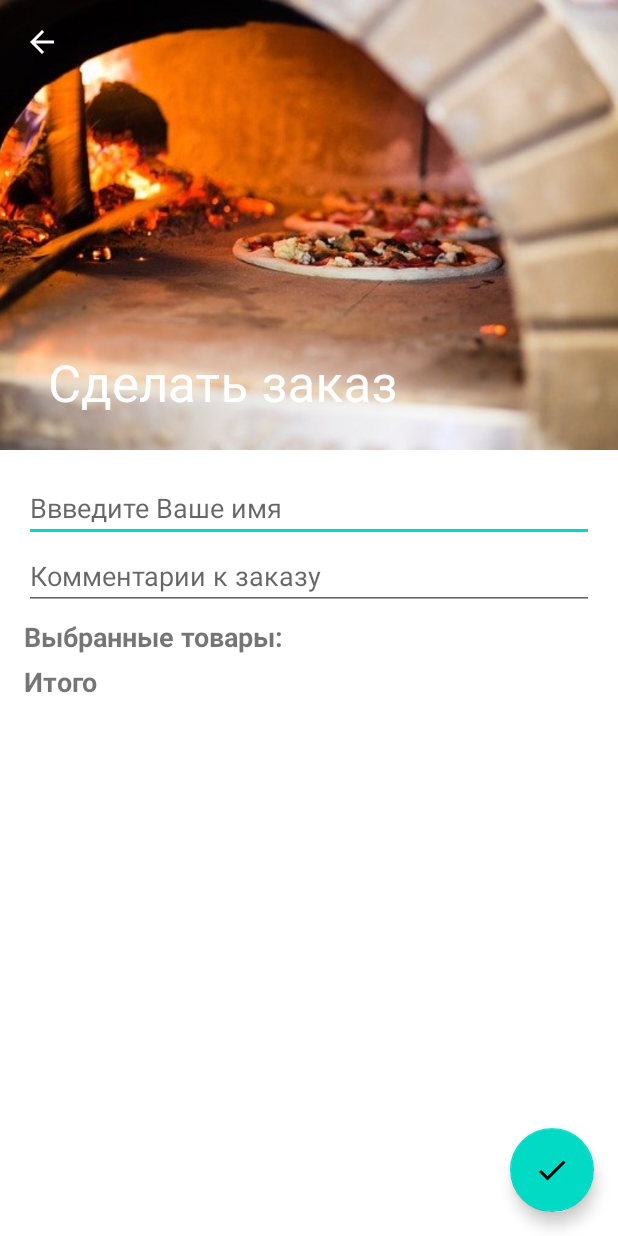
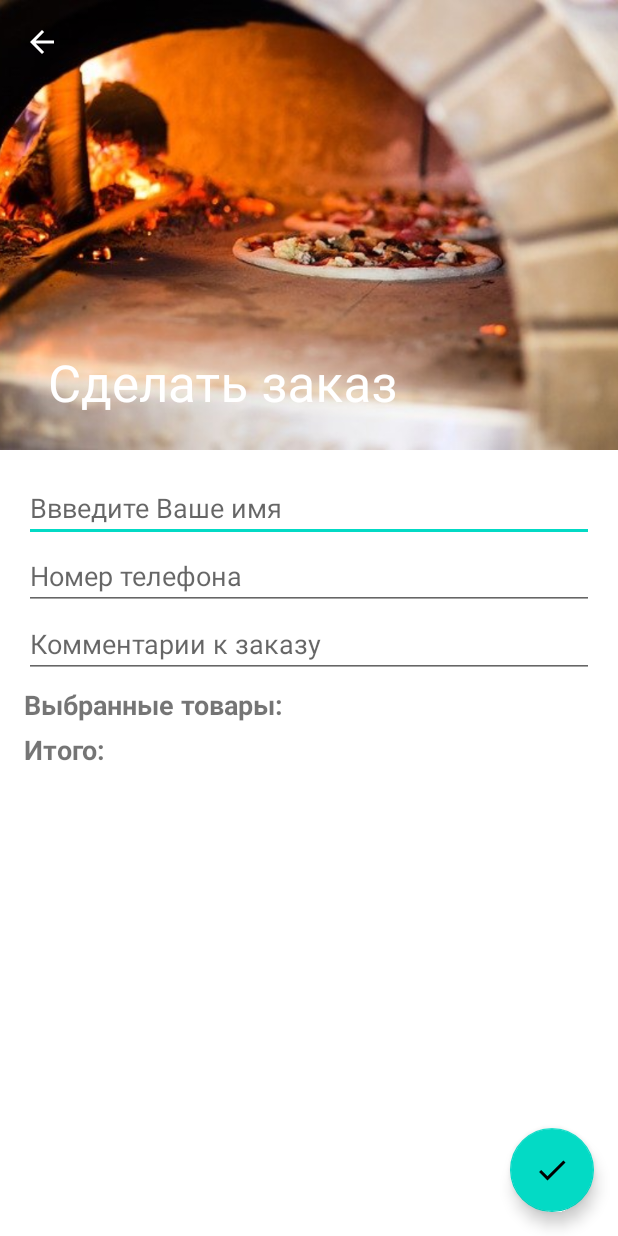
Before and after one commit to Ephemerayne/Nyx.PizzaApp, an Android app: the OrderActivity screen opened directly, with no data from a screen before it, on a phone screen of 412 x 824 dp. Run offline under Robolectric (Android 15) with nearby library versions, the phone set to English and light mode, and no system bars; our stand-ins replace Picasso, Room's generated code, RxJava, Shimmer; network calls fail; pictures from the network do not load.

Commit message:
fix edittext keyboard in OrderActivity

```diff
--- a/app/src/main/java/space/lala/nyxpizzaapp/ui/activityorder/OrderActivity.java
+++ b/app/src/main/java/space/lala/nyxpizzaapp/ui/activityorder/OrderActivity.java
@@ -1,6 +1,10 @@
 package space.lala.nyxpizzaapp.ui.activityorder;
 
 import android.os.Bundle;
+import android.text.InputType;
+import android.view.inputmethod.EditorInfo;
+import android.widget.EditText;
+import android.widget.TextView;
 
 import androidx.appcompat.app.ActionBar;
 import androidx.appcompat.app.AppCompatActivity;
@@ -17,8 +21,12 @@ import space.lala.nyxpizzaapp.model.Product;
 
 public class OrderActivity extends AppCompatActivity implements CartProductListener {
 
-    CartProductsAdapter adapter;
+    private CartProductsAdapter adapter;
     private OrderActivityViewModel viewModel;
+    private EditText name;
+    private EditText phone;
+    private EditText details;
+    private TextView cartSum;
 
     @Override
     protected void onCreate(Bundle savedInstanceState) {
@@ -28,6 +36,14 @@ public class OrderActivity extends AppCompatActivity implements CartProductListe
         setSupportActionBar(toolbar);
         ActionBar actionBar = getSupportActionBar();
         actionBar.setDisplayHomeAsUpEnabled(true);
+
+        name = findViewById(R.id.edit_name);
+        phone = findViewById(R.id.edit_phone);
+        details = findViewById(R.id.edit_details);
+        cartSum = findViewById(R.id.cart_product_sum);
+
+        details.setImeOptions(EditorInfo.IME_ACTION_DONE);
+        details.setRawInputType(InputType.TYPE_CLASS_TEXT);
 
         RecyclerView cartProductsRecycler = findViewById(R.id.cart_products_recycler);
         LinearLayoutManager layoutManager = new LinearLayoutManager(this);
@@ -60,4 +76,4 @@ public class OrderActivity extends AppCompatActivity implements CartProductListe
 //                    }
 //                });
 //        snackbar.show();
-    }
+}
--- a/app/src/main/java/space/lala/nyxpizzaapp/ui/activityorder/OrderActivityViewModel.java
+++ b/app/src/main/java/space/lala/nyxpizzaapp/ui/activityorder/OrderActivityViewModel.java
@@ -8,7 +8,6 @@ import androidx.lifecycle.LiveData;
 
 import java.util.List;
 
-import io.reactivex.rxjava3.core.Single;
 import space.lala.nyxpizzaapp.datasource.repository.ProductsRepository;
 import space.lala.nyxpizzaapp.model.Product;
 
@@ -26,10 +25,6 @@ public class OrderActivityViewModel extends AndroidViewModel {
         return repository.getSelectedProducts();
     }
 
-    public Single<Product> getProductSingle(int id) {
-        return repository.getProductSingle(id);
-    }
-
     public void update(Product product) {
         repository.update(product);
     }
--- a/app/src/main/res/layout/activity_order.xml
+++ b/app/src/main/res/layout/activity_order.xml
@@ -46,13 +46,24 @@
             android:padding = "16dp">
 
             <EditText
+                android:id="@+id/edit_name"
                 android:layout_width="match_parent"
                 android:layout_height="wrap_content"
+                android:inputType="textPersonName"
                 android:hint="@string/order_name_hint" />
 
             <EditText
+                android:id="@+id/edit_phone"
                 android:layout_width="match_parent"
                 android:layout_height="wrap_content"
+                android:inputType="phone"
+                android:hint="@string/order_phone_hint" />
+
+            <EditText
+                android:id="@+id/edit_details"
+                android:layout_width="match_parent"
+                android:layout_height="wrap_content"
+                android:inputType="textMultiLine"
                 android:hint="@string/order_details_hint" />
 
 
--- a/app/src/main/res/values/strings.xml
+++ b/app/src/main/res/values/strings.xml
@@ -25,11 +25,12 @@
     <string name="add_order">Добавить к заказу</string>
     <string name="user_add_products">Выбранные товары</string>
     <string name="select_products">Выбранные товары:</string>
-    <string name="sum">Итого</string>
+    <string name="sum">Итого:</string>
     <string name="button_remove_product">Убрать из заказа</string>
     <string name="button_add_product">Добавить к заказу</string>
     <string name="snackbar_add_product">Товар добавлен в корзину!</string>
     <string name="snackbar_remove_product">Товар удален из корзины!</string>
     <string name="added_on_checked_product">Добавлено!</string>
+    <string name="order_phone_hint">Номер телефона</string>
 
 </resources>
```
